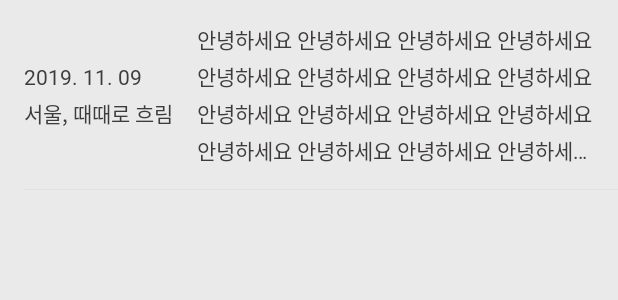
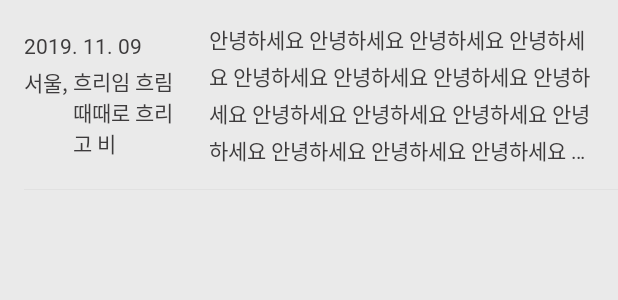
Before and after one commit to chaeniiz/weather-diary, an Android app: the layout item_diary.xml on its own in the app's theme, with its tools: preview values and no code run, on a phone screen of 412 x 824 dp. Shown: the top 300 px of the screen. Run offline under Robolectric (Android 15) with nearby library versions, the phone set to English and light mode, and no system bars.

Commit message:
Modify xml

```diff
--- a/app/src/main/java/com/chaeniiz/weatherdiary/presentation/write/WriteActivity.kt
+++ b/app/src/main/java/com/chaeniiz/weatherdiary/presentation/write/WriteActivity.kt
@@ -7,13 +7,14 @@ import com.chaeniiz.weatherdiary.R
 import kotlinx.android.synthetic.main.activity_write.*
 import org.jetbrains.anko.intentFor
 import org.jetbrains.anko.onClick
+import org.jetbrains.anko.singleTop
 
 class WriteActivity : AppCompatActivity(), WriteView {
 
     companion object {
         fun start(context: Context) {
             context.startActivity(
-                context.intentFor<WriteActivity>()
+                context.intentFor<WriteActivity>().singleTop()
             )
         }
     }
--- a/app/src/main/res/layout/item_diary.xml
+++ b/app/src/main/res/layout/item_diary.xml
@@ -9,11 +9,14 @@
 
     <androidx.constraintlayout.widget.ConstraintLayout
         android:id="@+id/descriptionLayout"
-        android:layout_width="wrap_content"
+        android:layout_width="0dp"
         android:layout_height="wrap_content"
         android:paddingStart="@dimen/spacing_400"
+        android:paddingTop="@dimen/spacing_400"
         android:paddingEnd="0dp"
+        android:paddingBottom="@dimen/spacing_400"
         app:layout_constraintBottom_toBottomOf="parent"
+        app:layout_constraintEnd_toStartOf="@+id/guideLine"
         app:layout_constraintStart_toStartOf="parent"
         app:layout_constraintTop_toTopOf="parent">
 
@@ -39,12 +42,13 @@
         <TextView
             android:id="@+id/weatherTextView"
             style="@style/Typography.250"
-            android:layout_width="wrap_content"
+            android:layout_width="0dp"
             android:layout_height="wrap_content"
             android:layout_marginTop="@dimen/spacing_100"
+            app:layout_constraintEnd_toEndOf="parent"
             app:layout_constraintStart_toEndOf="@+id/locationTextView"
             app:layout_constraintTop_toBottomOf="@+id/dateTextView"
-            tools:text="때때로 흐림" />
+            tools:text="흐리임 흐림 때때로 흐리고 비" />
 
     </androidx.constraintlayout.widget.ConstraintLayout>
 
@@ -63,16 +67,16 @@
         android:paddingBottom="@dimen/spacing_400"
         app:layout_constraintBottom_toBottomOf="parent"
         app:layout_constraintEnd_toEndOf="parent"
-        app:layout_constraintStart_toEndOf="@+id/barrier"
+        app:layout_constraintStart_toEndOf="@+id/guideLine"
         app:layout_constraintTop_toTopOf="parent"
         tools:text="안녕하세요 안녕하세요 안녕하세요 안녕하세요 안녕하세요 안녕하세요 안녕하세요 안녕하세요 안녕하세요 안녕하세요 안녕하세요 안녕하세요 안녕하세요 안녕하세요 안녕하세요 안녕하세요 안녕하세요 안녕하세요 안녕하세요 안녕하세요 안녕하세요 안녕하세요 안녕하세요 " />
 
-    <androidx.constraintlayout.widget.Barrier
-        android:id="@+id/barrier"
+    <androidx.constraintlayout.widget.Guideline
+        android:id="@+id/guideLine"
         android:layout_width="wrap_content"
         android:layout_height="wrap_content"
-        app:barrierDirection="end"
-        app:constraint_referenced_ids="descriptionLayout" />
+        android:orientation="vertical"
+        app:layout_constraintGuide_percent="0.3" />
 
     <View
         android:layout_width="match_parent"
```
Also changed, not shown: app/src/main/res/drawable/selector_write_text_view.xml (added, +10 -0 lines), app/src/main/res/layout/activity_diary.xml (+11 -9 lines).
